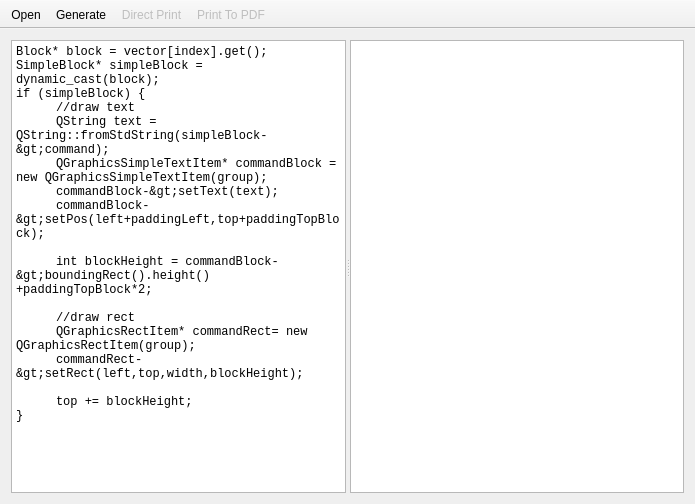
Before: the Qt Designer form MainWindow.ui in Denterosent/qtroad, drawn with Qt 5.
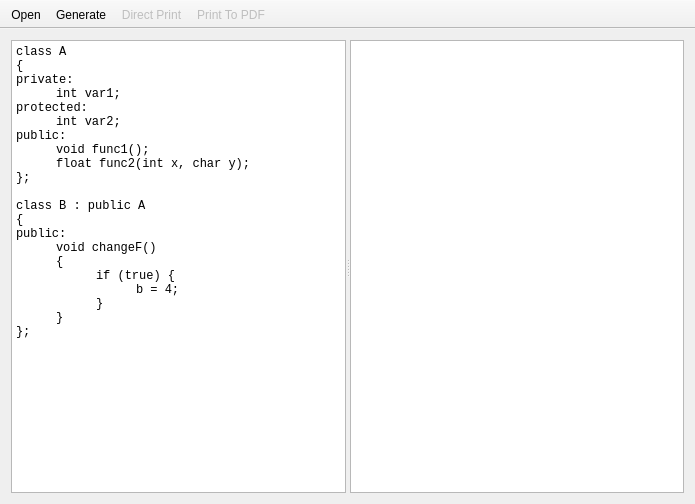
After: the same form once the commit is applied.

Commit message:
Add sample code for class chart generation
Hardcoded values are bad... :(

```diff
--- a/MainWindow.ui
+++ b/MainWindow.ui
@@ -27,23 +27,27 @@
         </font>
        </property>
        <property name="plainText">
-        <string>Block* block = vector[index].get();
-SimpleBlock* simpleBlock = dynamic_cast&lt;SimpleBlock*&gt;(block);
-if (simpleBlock) {
-	//draw text
-	QString text = QString::fromStdString(simpleBlock-&gt;command);
-	QGraphicsSimpleTextItem* commandBlock = new QGraphicsSimpleTextItem(group);
-	commandBlock-&gt;setText(text);
-	commandBlock-&gt;setPos(left+paddingLeft,top+paddingTopBlock);
+        <string>class A
+{
+private:
+	int var1;
+protected:
+	int var2;
+public:
+	void func1();
+	float func2(int x, char y);
+};
 
-	int blockHeight = commandBlock-&gt;boundingRect().height()+paddingTopBlock*2;
-
-	//draw rect
-	QGraphicsRectItem* commandRect= new QGraphicsRectItem(group);
-	commandRect-&gt;setRect(left,top,width,blockHeight);
-
-	top += blockHeight;
-}</string>
+class B : public A
+{
+public:
+	void changeF()
+	{
+		if (true) {
+			b = 4;
+		}
+	}
+};</string>
        </property>
        <property name="tabStopWidth">
         <number>40</number>
```
The commit also changes 1 other file.
